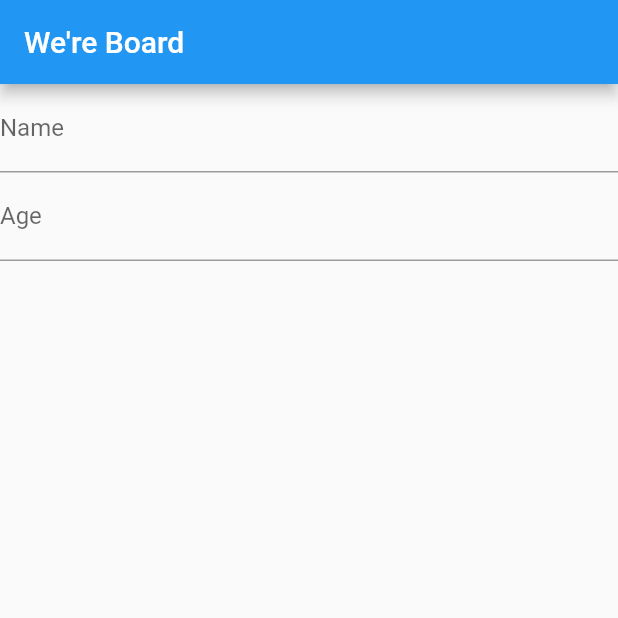
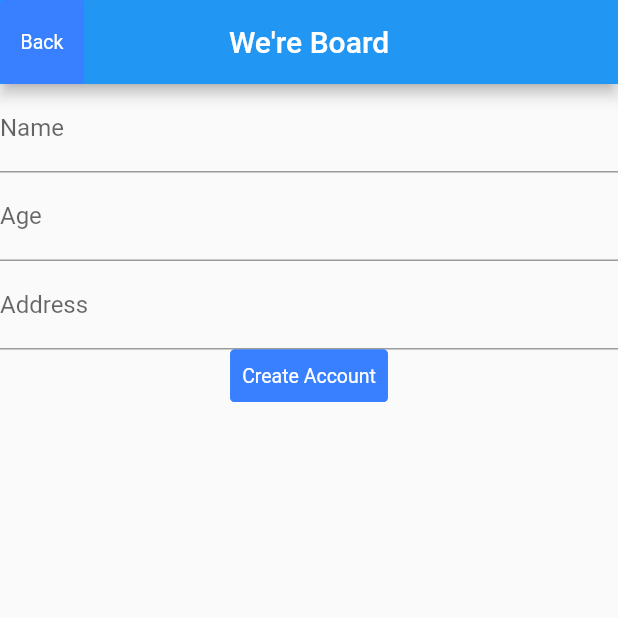
Before and after one commit to alexisfranche/were-board-frontend, a Flutter app: the Register screen opened directly, on a phone screen of 412 x 824 dp, the top half of it. Run offline on Flutter 3.47's test engine with Material 2 defaults, Android fonts, the phone set to English and light mode, and no system bars; drawn by our look-alikes of flutter_form_builder; our stand-ins replace flutter_login, getflutter.

Commit message:
register form

```diff
--- a/were_board/lib/login.dart
+++ b/were_board/lib/login.dart
@@ -16,6 +16,9 @@ class LoginScreen extends StatelessWidget {
 
     Future<String> _createUser(LoginData data) {
     return Future.delayed(loginTime).then((_) {
+      if (users.containsKey(data.name)) {
+        return 'Username already exists';
+      }
       Navigator.push(init, MaterialPageRoute(builder: (context) => Register()));
       return null;
     });
--- a/were_board/lib/register.dart
+++ b/were_board/lib/register.dart
@@ -1,22 +1,30 @@
 import 'package:flutter/material.dart';
 import 'package:getflutter/getflutter.dart';
 import 'package:flutter_form_builder/flutter_form_builder.dart';
+import 'login.dart';
 
 class Register extends StatelessWidget{
+  final GlobalKey<FormBuilderState> _fbKey = GlobalKey<FormBuilderState>();
+
   @override
   Widget build(BuildContext context) {
     return Scaffold(
       appBar: GFAppBar(title: Text("We're Board"),
-                      leading: null,
-                       automaticallyImplyLeading: false),
-      body: FormBuilder(child:
+              centerTitle: true,
+              leading: GFButton(text: "Back",
+              onPressed: (){
+                          Navigator.pushReplacement(context,
+                      MaterialPageRoute(builder: (context) => LoginScreen()));
+              })
+              ),
+      body: FormBuilder(key: _fbKey,
+        child:
         Column(children:
           <Widget>[
             FormBuilderTextField(
             attribute: "name",
             decoration: InputDecoration(labelText: "Name"),
             validators: [
-              FormBuilderValidators.numeric(),
               FormBuilderValidators.max(70),
             ],
           ),
@@ -28,6 +36,17 @@ class Register extends StatelessWidget{
               FormBuilderValidators.max(70),
             ],
           ),
+          FormBuilderTextField(
+            attribute: "Address",
+            decoration: InputDecoration(labelText: "Address"),
+            validators: [
+              FormBuilderValidators.max(70),
+            ],
+          ),
+          GFButton(text: "Create Account",
+          onPressed: () {
+
+            }),
           ]
         )
       ),
```
